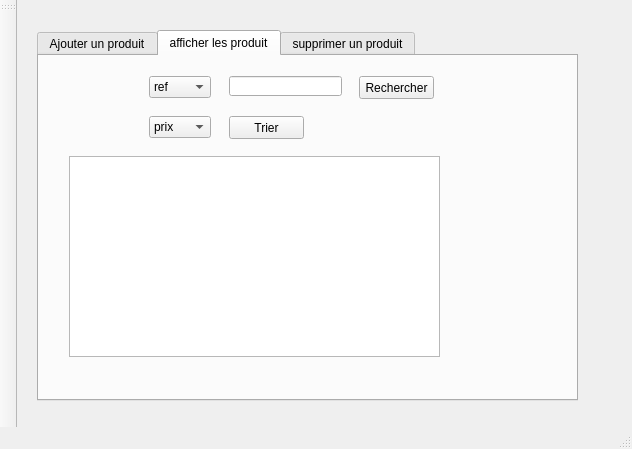
First picture: the form in Atelier_Connexion/mainwindow.ui, repository NarimenAz/SmartPark2A25, before the edit.
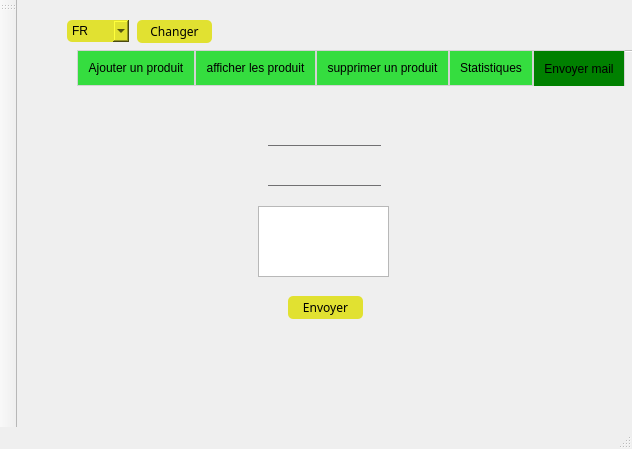
Second picture: the form after the edit. The open tabs and pages were chosen to show the change.

What changed in the file:
```diff
--- a/Atelier_Connexion/mainwindow.ui
+++ b/Atelier_Connexion/mainwindow.ui
@@ -13,19 +13,104 @@
   <property name="windowTitle">
    <string>Gestion des Clients</string>
   </property>
+  <property name="styleSheet">
+   <string notr="true">QLineEdit
+{
+font-family:century-gothic;
+background:transparent;
+border:none;
+
+border-bottom:1px solid #717072;
+}
+QToolTip
+{
+     border: 1px solid black;
+     background-color: #ffa02f;
+     padding: 1px;
+     border-radius: 3px;
+     opacity: 100;
+}
+QComboBox
+{
+background-color: #808000;
+border-radius:5px;}
+QTableView
+{
+background:#333;
+
+background:rgba(0,0,0,0.4);
+border-radius:15px;
+}
+QLabel
+{
+font-family:century-gothic;
+font-size:12px;
+
+background:transparent;
+
+
+}
+QLineEdit
+{
+font-family:century-gothic;
+background:transparent;
+border:none;
+
+border-bottom:1px solid #717072;
+}
+QPushButton
+{
+font-family:century-gothic;
+background-color:	rgb(225, 225, 49);
+border-radius:5px;}
+QPushButton:hover
+{
+color:#333;
+background:rgb(177, 91, 32);
+}
+QComboBox
+{
+background-color: rgb(225, 225, 49);
+border-radius:5px;}
+QDateEdit
+{
+background-color: rgb(145, 200, 241);
+border-radius:5px;}
+
+</string>
+  </property>
   <widget class="QWidget" name="centralWidget">
    <widget class="QTabWidget" name="tabWidget">
     <property name="geometry">
      <rect>
-      <x>20</x>
-      <y>30</y>
-      <width>541</width>
-      <height>371</height>
+      <x>60</x>
+      <y>50</y>
+      <width>571</width>
+      <height>301</height>
      </rect>
     </property>
+    <property name="styleSheet">
+     <string notr="true">QTabWidget::pane {
+  border: 1px solid lightgray;
+  top:-1px; 
+  background-color: rgb(53,221,63);
+} 
+QTabBar::tab {
+  background:  rgb(53,221,63);
+  border: 1px solid lightgray; 
+  padding: 10px;
+} 
+QTabBar::tab:selected { 
+  background:  green;
+  margin-bottom: -1px; 
+}</string>
+    </property>
     <property name="currentIndex">
      <number>1</number>
     </property>
+    <property name="documentMode">
+     <bool>true</bool>
+    </property>
     <widget class="QWidget" name="tab">
      <attribute name="title">
       <string>Ajouter un produit</string>
@@ -194,7 +279,7 @@
        <rect>
         <x>30</x>
         <y>100</y>
-        <width>371</width>
+        <width>471</width>
         <height>201</height>
        </rect>
       </property>
@@ -209,19 +294,6 @@
        </rect>
       </property>
      </widget>
-     <widget class="QPushButton" name="pushButton_2">
-      <property name="geometry">
-       <rect>
-        <x>320</x>
-        <y>20</y>
-        <width>75</width>
-        <height>23</height>
-       </rect>
-      </property>
-      <property name="text">
-       <string>Rechercher</string>
-      </property>
-     </widget>
      <widget class="QComboBox" name="selon">
       <property name="geometry">
        <rect>
@@ -322,7 +394,124 @@
       </property>
      </widget>
     </widget>
+    <widget class="QWidget" name="tab_4">
+     <attribute name="title">
+      <string>Statistiques</string>
+     </attribute>
+     <widget class="QFrame" name="horizontalFrame">
+      <property name="geometry">
+       <rect>
+        <x>20</x>
+        <y>10</y>
+        <width>491</width>
+        <height>311</height>
+       </rect>
+      </property>
+      <property name="styleSheet">
+       <string notr="true">background-color:transparent;</string>
+      </property>
+      <layout class="QHBoxLayout" name="horizontalLayout"/>
+     </widget>
+    </widget>
+    <widget class="QWidget" name="tab_5">
+     <attribute name="title">
+      <string>Envoyer mail</string>
+     </attribute>
+     <widget class="QPushButton" name="pushButton_4">
+      <property name="geometry">
+       <rect>
+        <x>210</x>
+        <y>210</y>
+        <width>75</width>
+        <height>23</height>
+       </rect>
+      </property>
+      <property name="text">
+       <string>Envoyer</string>
+      </property>
+     </widget>
+     <widget class="QPlainTextEdit" name="texte">
+      <property name="geometry">
+       <rect>
+        <x>180</x>
+        <y>120</y>
+        <width>131</width>
+        <height>71</height>
+       </rect>
+      </property>
+     </widget>
+     <widget class="QLineEdit" name="objet">
+      <property name="geometry">
+       <rect>
+        <x>190</x>
+        <y>80</y>
+        <width>113</width>
+        <height>20</height>
+       </rect>
+      </property>
+     </widget>
+     <widget class="QLineEdit" name="destinataire">
+      <property name="geometry">
+       <rect>
+        <x>190</x>
+        <y>40</y>
+        <width>113</width>
+        <height>20</height>
+       </rect>
+      </property>
+     </widget>
+    </widget>
    </widget>
+   <widget class="QComboBox" name="comboBox">
+    <property name="geometry">
+     <rect>
+      <x>50</x>
+      <y>20</y>
+      <width>62</width>
+      <height>22</height>
+     </rect>
+    </property>
+    <item>
+     <property name="text">
+      <string>FR</string>
+     </property>
+    </item>
+    <item>
+     <property name="text">
+      <string>ENG</string>
+     </property>
+    </item>
+   </widget>
+   <widget class="QPushButton" name="pushButton_5">
+    <property name="geometry">
+     <rect>
+      <x>120</x>
+      <y>20</y>
+      <width>75</width>
+      <height>23</height>
+     </rect>
+    </property>
+    <property name="text">
+     <string>Changer</string>
+    </property>
+   </widget>
+   <widget class="QLabel" name="label_8">
+    <property name="geometry">
+     <rect>
+      <x>0</x>
+      <y>0</y>
+      <width>632</width>
+      <height>449</height>
+     </rect>
+    </property>
+    <property name="text">
+     <string/>
+    </property>
+   </widget>
+   <zorder>label_8</zorder>
+   <zorder>tabWidget</zorder>
+   <zorder>comboBox</zorder>
+   <zorder>pushButton_5</zorder>
   </widget>
   <widget class="QMenuBar" name="menuBar">
    <property name="geometry">
```
Left out of the diff: 38 changed lines with no effect on the pictures.
